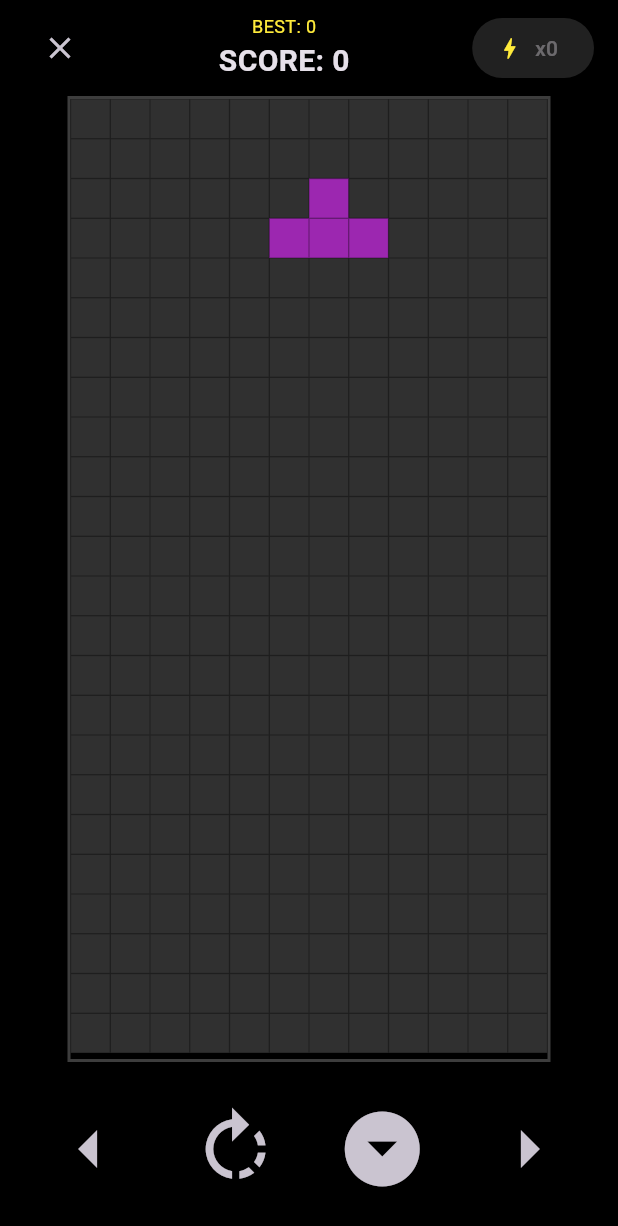
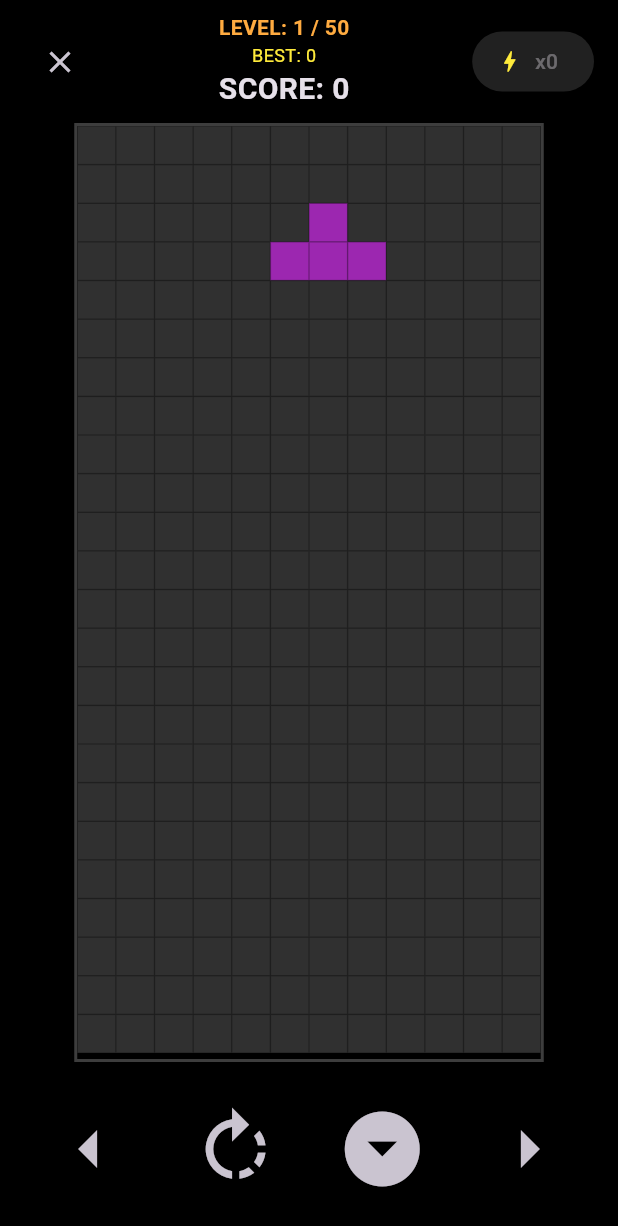
Before and after one commit to kuririn-com/ganbaro_game, a Flutter app: the screen it shows after launch, after a tap on "レベルアップモード", on a phone screen of 412 x 824 dp. Shown: the top 1226 px of the screen. Run offline on Flutter 3.47's test engine with Material 3 defaults, Android fonts, the phone set to English and light mode, and no system bars; our stand-ins replace audioplayers, google_mobile_ads, shared_preferences; missing offline and left inert: app_tracking_transparency.

Commit message:
本番リリース用：広告IDとATTの実装完了

```diff
--- a/lib/main.dart
+++ b/lib/main.dart
@@ -5,11 +5,14 @@ import 'package:audioplayers/audioplayers.dart';
 import 'package:shared_preferences/shared_preferences.dart';
 import 'package:google_mobile_ads/google_mobile_ads.dart';
 import 'package:flutter/foundation.dart';
+import 'package:app_tracking_transparency/app_tracking_transparency.dart';
 
 void main() async {
   WidgetsFlutterBinding.ensureInitialized();
 
   if (!kIsWeb) {
+    // 広告初期化の前に、トラッキング許可のポップアップを表示する
+    await AppTrackingTransparency.requestTrackingAuthorization();
     await MobileAds.instance.initialize();
   }
 
@@ -23,7 +26,7 @@ class BlockPuzzleApp extends StatelessWidget {
   Widget build(BuildContext context) {
     return MaterialApp(
       debugShowCheckedModeBanner: false,
-      title: 'Block Pop', // ← 更新
+      title: 'Block Pop',
       theme: ThemeData.dark(),
       home: const TitleScreen(),
     );
@@ -115,7 +118,7 @@ class _TitleScreenState extends State<TitleScreen> {
           children: [
             const Icon(Icons.grid_view, size: 80, color: Colors.orange),
             const SizedBox(height: 10),
-            const Text('Block Pop', style: TextStyle(fontSize: 40, fontWeight: FontWeight.bold)), // ← 更新
+            const Text('Block Pop', style: TextStyle(fontSize: 40, fontWeight: FontWeight.bold)),
             const SizedBox(height: 20),
 
             // ベストスコア表示
@@ -202,7 +205,7 @@ class BlockData {
 
 class GameBoard extends StatefulWidget {
   final GameMode mode;
-  final int initialBombs; // トップ画面から受け取るボム数
+  final int initialBombs;
 
   const GameBoard({super.key, required this.mode, this.initialBombs = 0});
 
@@ -231,7 +234,7 @@ class _GameBoardState extends State<GameBoard> {
   Timer? gameTimer;
   bool isGameOver = false, isExploding = false;
   int score = 0, level = 1, bombCount = 0, lastStarScore = 0, bestScore = 0;
-  bool _isFirstGame = true; // 初回プレイ時のみ初期ボムを付与するためのフラグ
+  bool _isFirstGame = true;
 
   final AudioPlayer _fallPlayer = AudioPlayer();
   final AudioPlayer _placePlayer = AudioPlayer();
@@ -239,7 +242,7 @@ class _GameBoardState extends State<GameBoard> {
 
   String get _bestScoreKey => widget.mode == GameMode.level ? 'best_score_level' : 'best_score_normal';
 
-  // インタースティシャル広告のみ
+  // インタースティシャル広告
   InterstitialAd? _interstitialAd;
   final String interstitialAdUnitId = 'ca-app-pub-9003840415284448/6721545961';
 
@@ -503,7 +506,10 @@ class _GameBoardState extends State<GameBoard> {
                 mainAxisAlignment: MainAxisAlignment.spaceBetween,
                 children: [
                   IconButton(icon: const Icon(Icons.close), onPressed: () => Navigator.pop(context)),
+
+                  // ▼▼ レベル表示をここに追加しました ▼▼
                   Column(children: [
+                    Text(widget.mode == GameMode.level ? 'LEVEL: $level / 50' : 'NORMAL MODE', style: const TextStyle(color: Colors.orangeAccent, fontSize: 14, fontWeight: FontWeight.bold)),
                     Text('BEST: $bestScore', style: const TextStyle(color: Colors.yellow, fontSize: 12)),
                     Text('SCORE: $score', style: const TextStyle(fontSize: 20, fontWeight: FontWeight.bold)),
                   ]),
--- a/pubspec.yaml
+++ b/pubspec.yaml
@@ -15,6 +15,7 @@ dependencies:
   audioplayers: ^6.6.0
   shared_preferences: ^2.5.5
   google_mobile_ads: ^7.0.0
+  app_tracking_transparency: ^2.0.6+1
 
 dev_dependencies:
   flutter_test:
```
Also changed, not shown: pubspec.lock, 1 other file.
